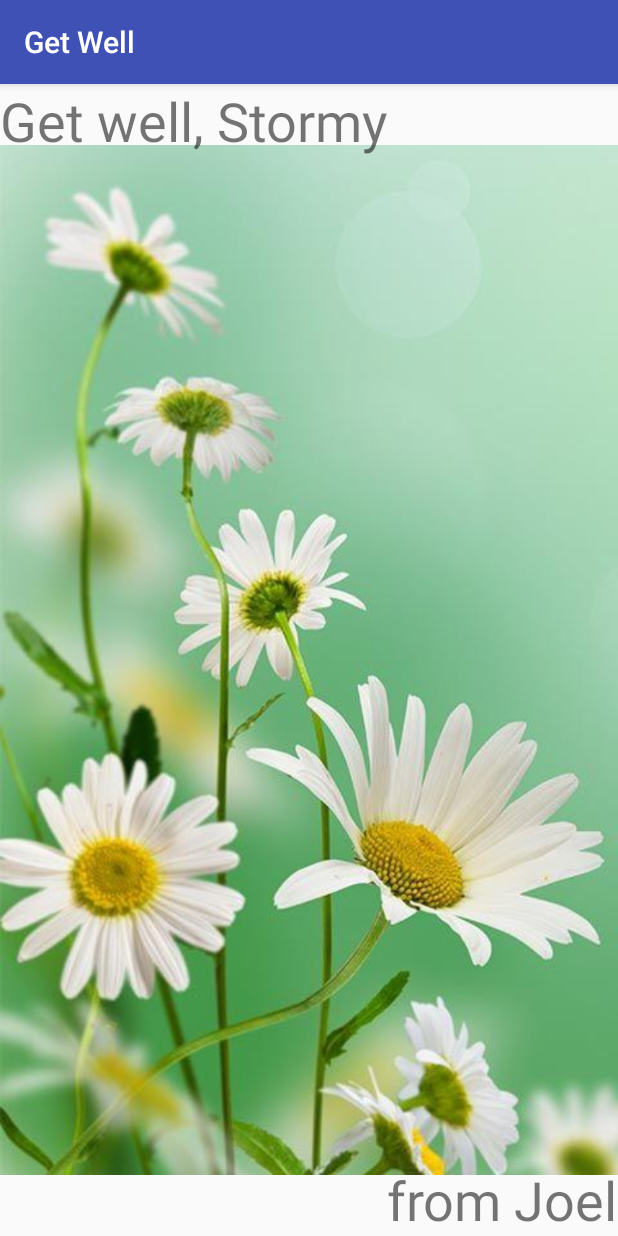
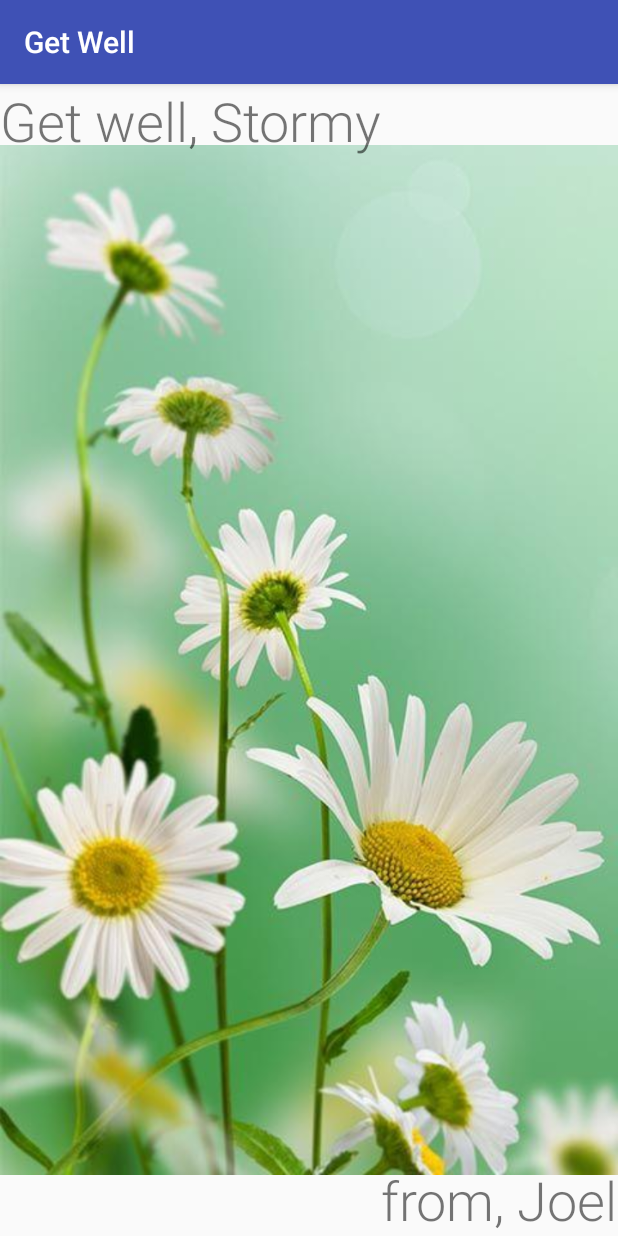
Before and after one commit to joel-g/GetWell, an Android app: the screen it shows after launch (MainActivity), on a phone screen of 412 x 824 dp. Run offline under Robolectric (Android 15) with nearby library versions, the phone set to English and light mode, and no system bars.

Commit message:
fix fonts

```diff
--- a/app/src/main/res/layout/activity_main.xml
+++ b/app/src/main/res/layout/activity_main.xml
@@ -9,11 +9,13 @@
         android:layout_height="wrap_content" />
 
     <TextView android:text="Get well, Stormy"
+        android:fontFamily="sans-serif-light"
         android:textSize="36sp"
         android:layout_width="wrap_content"
         android:layout_height="wrap_content" />
 
-    <TextView android:text="from Joel"
+    <TextView android:text="from, Joel"
+        android:fontFamily="sans-serif-light"
         android:textSize="36sp"
         android:layout_width="wrap_content"
         android:layout_height="wrap_content"
```
